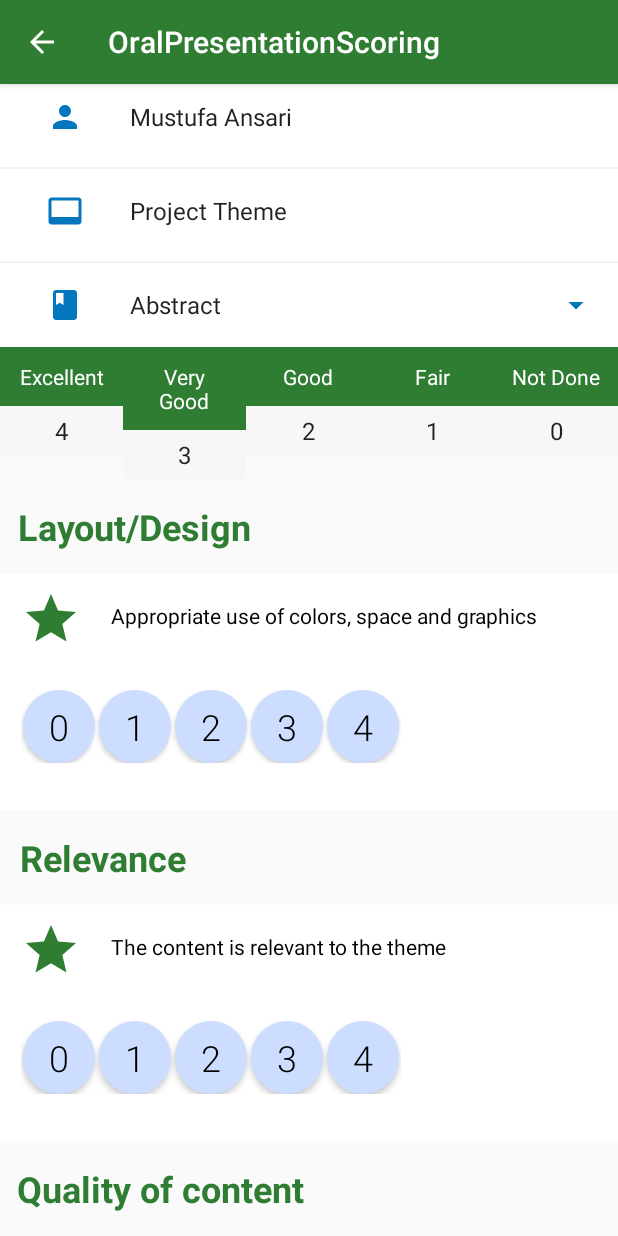
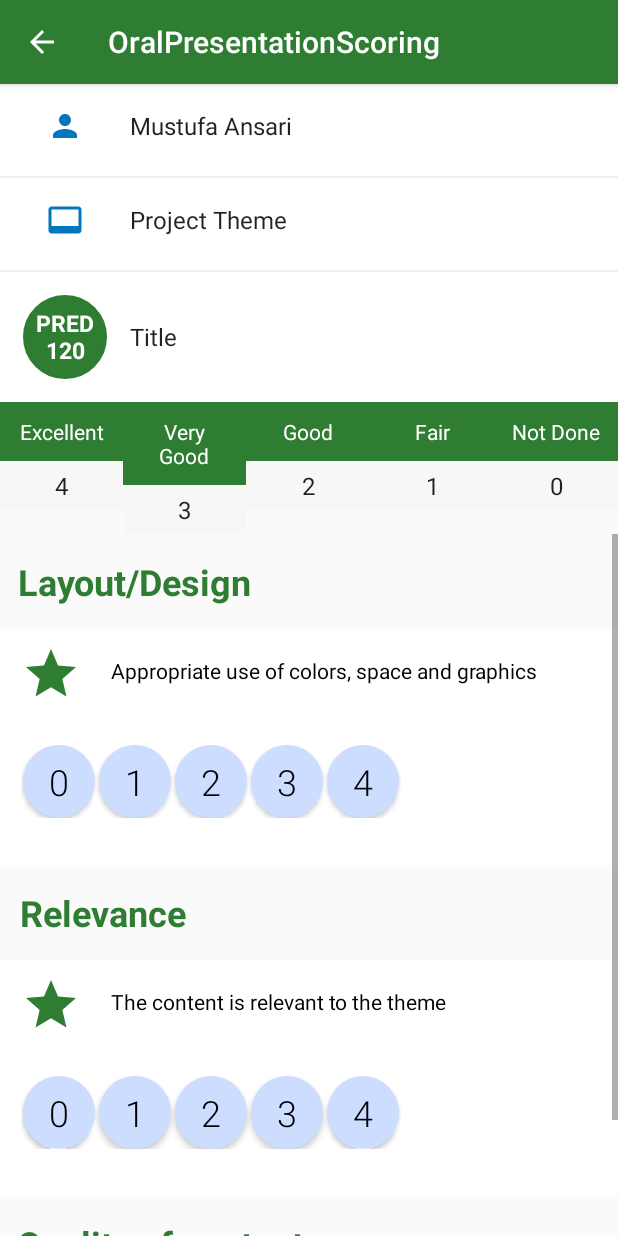
Before and after one commit to shznaqvi/ResearchDayScoringApp, an Android app: the ScoringActivity screen opened directly, with no data from a screen before it, on a phone screen of 412 x 824 dp. Run offline under Robolectric (Android 15) with nearby library versions, the phone set to English and light mode, and no system bars; our stand-ins replace data binding; 6 statements that could not run were skipped.

Commit message:
some changes

```diff
--- a/app/src/main/java/edu/aku/hassannaqvi/researchdayscoring/adapter/AllProjectListAdapter.java
+++ b/app/src/main/java/edu/aku/hassannaqvi/researchdayscoring/adapter/AllProjectListAdapter.java
@@ -73,6 +73,7 @@ public class AllProjectListAdapter extends RecyclerView.Adapter<AllProjectListAd
             if (!db.isDataExists(list.get(i).getProj_id())) {
                 holder.bi.checkMark.setVisibility(View.GONE);
             } else {
+                holder.bi.totalMarks.setText(db.getScore(list.get(i).getProj_id()));
                 holder.bi.checkMark.setVisibility(View.VISIBLE);
             }
 
--- a/app/src/main/java/edu/aku/hassannaqvi/researchdayscoring/ui/AllProjectsActivity.java
+++ b/app/src/main/java/edu/aku/hassannaqvi/researchdayscoring/ui/AllProjectsActivity.java
@@ -8,6 +8,8 @@ import android.support.v7.widget.LinearLayoutManager;
 import android.view.MenuItem;
 import android.widget.Toast;
 
+import java.util.ArrayList;
+import java.util.Arrays;
 import java.util.List;
 
 import edu.aku.hassannaqvi.researchdayscoring.R;
@@ -44,6 +46,7 @@ public class AllProjectsActivity extends AppCompatActivity {
 
     private void init() {
 
+        list = new ArrayList<>();
         db = new DatabaseHelper(this);
         list = db.getAllProject(MainApp.projIDs, projType);
         adapter = new AllProjectListAdapter(this, list);
--- a/app/src/main/res/layout/activity_oral_presentation_scoring.xml
+++ b/app/src/main/res/layout/activity_oral_presentation_scoring.xml
@@ -1,9 +1,5 @@
 <?xml version="1.0" encoding="utf-8"?>
 <layout xmlns:android="http://schemas.android.com/apk/res/android">
-
-    <ScrollView
-        android:layout_width="match_parent"
-        android:layout_height="match_parent">
 
     <LinearLayout
         android:layout_width="match_parent"
@@ -96,58 +92,72 @@
                 android:orientation="horizontal">
 
 
-                    <ImageButton
+                <RelativeLayout
+                    android:id="@+id/titlebg"
                     android:layout_width="?attr/actionBarSize"
                     android:layout_height="?attr/actionBarSize"
-                        android:layout_gravity="center_vertical"
-                        android:layout_marginStart="15dp"
-                        android:background="?attr/selectableItemBackgroundBorderless"
-                        android:src="@drawable/ic_book"
-                        android:tint="@color/blue" />
+                    android:layout_margin="15dp"
+                    android:background="@drawable/circle_image"
+                    android:backgroundTint="@color/colorPrimary">
+
 
                     <TextView
+                        android:id="@+id/projectID"
+                        android:layout_width="wrap_content"
+                        android:layout_height="wrap_content"
+                        android:layout_centerInParent="true"
+                        android:gravity="center"
+                        android:padding="5dp"
+                        android:text="PRED 120"
+                        android:textColor="@android:color/white"
+                        android:textSize="15sp"
+                        android:textStyle="bold" />
+
+                </RelativeLayout>
+
+                <TextView
+                    android:id="@+id/projTitle"
                     android:layout_width="0dp"
                     android:layout_height="wrap_content"
                     android:layout_gravity="center_vertical"
-                        android:layout_marginStart="15dp"
                     android:layout_marginEnd="10dp"
                     android:layout_weight="1"
                     android:gravity="center_vertical"
-                        android:text="Abstract"
+                    android:text="Title"
                     android:textAppearance="@style/TextAppearance.AppCompat.Subhead" />
 
-                    <ImageButton
-                        android:id="@+id/openAbstract"
-                        android:layout_width="?attr/actionBarSize"
-                        android:layout_height="?attr/actionBarSize"
-                        android:layout_gravity="center_vertical"
-                        android:layout_marginStart="15dp"
-                        android:background="?attr/selectableItemBackgroundBorderless"
-                        android:src="@drawable/ic_arrow"
-                        android:tint="@color/blue" />
+                <!--                <ImageButton-->
+                <!--                    android:id="@+id/openAbstract"-->
+                <!--                    android:layout_width="?attr/actionBarSize"-->
+                <!--                    android:layout_height="?attr/actionBarSize"-->
+                <!--                    android:layout_gravity="center_vertical"-->
+                <!--                    android:layout_marginStart="15dp"-->
+                <!--                    android:background="?attr/selectableItemBackgroundBorderless"-->
+                <!--                    android:src="@drawable/ic_arrow"-->
+                <!--                    android:tint="@color/blue" />-->
 
             </LinearLayout>
 
-                <LinearLayout
-                    android:id="@+id/abstractLayout"
-                    android:layout_width="match_parent"
-                    android:layout_height="wrap_content"
-                    android:orientation="vertical"
-                    android:visibility="gone">
+            <!--            <LinearLayout-->
+            <!--                android:id="@+id/abstractLayout"-->
+            <!--                android:layout_width="match_parent"-->
+            <!--                android:layout_height="wrap_content"-->
+            <!--                android:orientation="vertical"-->
+            <!--                android:visibility="gone">-->
 
-                    <TextView
-                        android:id="@+id/projectAbstract"
-                        android:layout_width="match_parent"
-                        android:layout_height="wrap_content"
-                        android:layout_gravity="center_vertical"
-                        android:layout_marginBottom="5dp"
-                        android:layout_weight="1"
-                        android:background="#f7f7f7"
-                        android:gravity="center_vertical"
-                        android:padding="10dp"
-                        android:text="@string/lorem"
-                        android:textAppearance="@style/TextAppearance.AppCompat.Subhead" />
-                </LinearLayout>
+            <!--                <TextView-->
+            <!--                    android:id="@+id/projectAbstract"-->
+            <!--                    android:layout_width="match_parent"-->
+            <!--                    android:layout_height="wrap_content"-->
+            <!--                    android:layout_gravity="center_vertical"-->
+            <!--                    android:layout_marginBottom="5dp"-->
+            <!--                    android:layout_weight="1"-->
+            <!--                    android:background="#f7f7f7"-->
+            <!--                    android:gravity="center_vertical"-->
+            <!--                    android:padding="10dp"-->
+            <!--                    android:text="@string/lorem"-->
+            <!--                    android:textAppearance="@style/TextAppearance.AppCompat.Subhead" />-->
+            <!--            </LinearLayout>-->
 
         </LinearLayout>
 
@@ -290,22 +300,54 @@
             </LinearLayout>
         </LinearLayout>
 
+        <ScrollView
+            android:layout_width="match_parent"
+            android:layout_height="wrap_content">
+
+            <LinearLayout
+                android:layout_width="match_parent"
+                android:layout_height="wrap_content"
+                android:orientation="vertical">
+
                 <android.support.v7.widget.RecyclerView
                     android:id="@+id/posterContent"
                     android:layout_width="match_parent"
                     android:layout_height="match_parent" />
 
+                <LinearLayout
+                    android:layout_width="match_parent"
+                    android:layout_height="wrap_content"
+                    android:orientation="horizontal">
+
+                    <Button
+                        android:id="@+id/discardBtn"
+                        android:layout_width="0dp"
+                        android:layout_height="?attr/actionBarSize"
+                        android:layout_alignParentBottom="true"
+                        android:layout_weight="1"
+                        android:backgroundTint="@color/red"
+                        android:text="Discard"
+                        android:textAppearance="@style/TextAppearance.AppCompat.Medium"
+                        android:textColor="@android:color/white" />
+
                     <Button
                         android:id="@+id/submitBtn"
-                android:layout_width="match_parent"
+                        android:layout_width="0dp"
                         android:layout_height="?attr/actionBarSize"
                         android:layout_alignParentBottom="true"
+                        android:layout_weight="1"
                         android:backgroundTint="@color/colorPrimary"
                         android:text="Submit"
                         android:textAppearance="@style/TextAppearance.AppCompat.Medium"
                         android:textColor="@android:color/white" />
+                </LinearLayout>
 
 
             </LinearLayout>
+
+
         </ScrollView>
+
+
+    </LinearLayout>
 </layout>
--- a/app/src/main/res/layout/custom_dialog_layout.xml
+++ b/app/src/main/res/layout/custom_dialog_layout.xml
@@ -35,6 +35,7 @@
         <!--            android:textSize="35sp" />-->
 
         <TextView
+            android:id="@+id/dialogText"
             android:layout_width="match_parent"
             android:layout_height="wrap_content"
             android:layout_margin="10dp"
```
Also changed, not shown: app/src/main/java/edu/aku/hassannaqvi/researchdayscoring/core/DatabaseHelper.java (+36 -2 lines), app/src/main/java/edu/aku/hassannaqvi/researchdayscoring/ui/ScoringActivity.java (+22 -15 lines), app/src/main/res/layout/list_item.xml (+16 -2 lines). Lines whose indentation alone changed are shown as unchanged.
